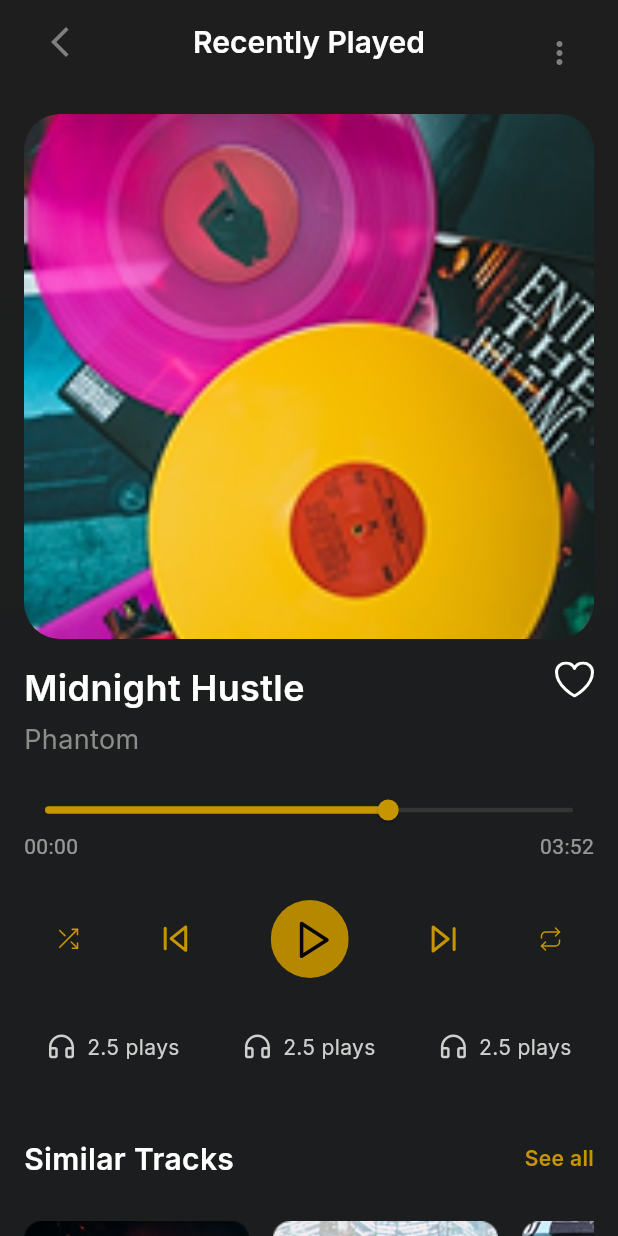
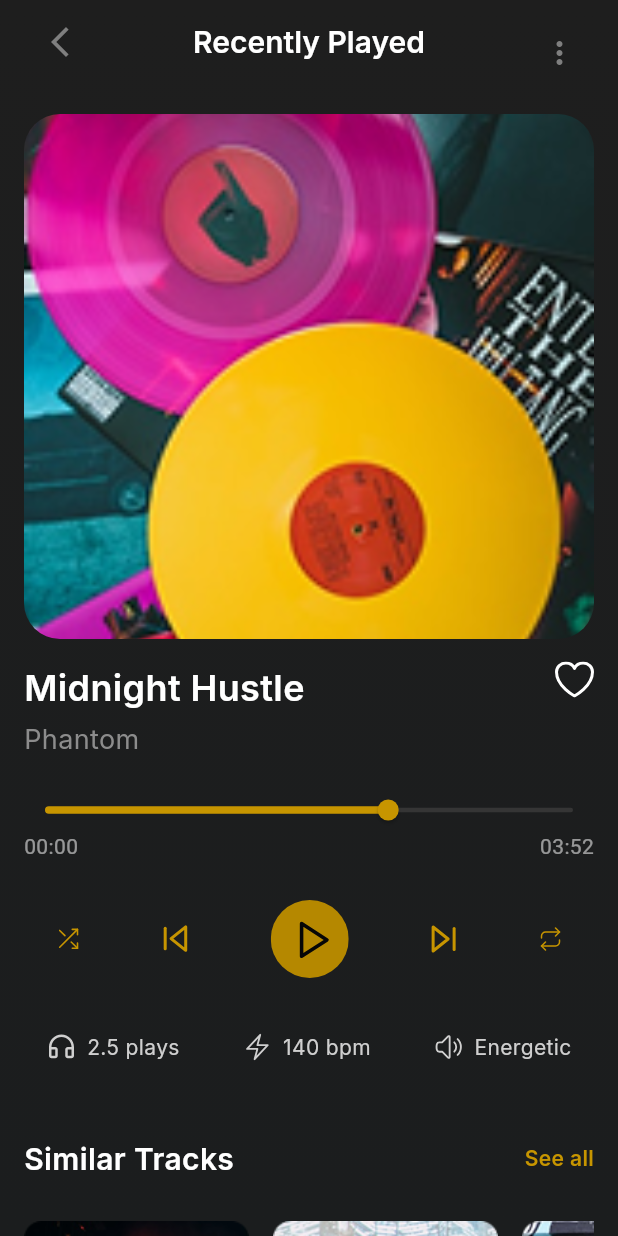
Before and after one commit to khaledshalien97/Music-UI-App, a Flutter app: the screen it shows after launch, after a tap on "Midnight Hustle", on a phone screen of 412 x 824 dp. Run offline on Flutter 3.47's test engine with Material 3 defaults, Android fonts, the light colour scheme and no system bars; our stand-ins replace flutter_svg, google_fonts.

Commit message:
Update icon and title in music info row

```diff
--- a/lib/screens/music_details_screen/widgets/music_info.dart
+++ b/lib/screens/music_details_screen/widgets/music_info.dart
@@ -19,10 +19,10 @@ Container musicInfo() {
 Row _rowInfo(String icon, String title) {
   return Row(
     children: [
-      SvgPicture.asset("asset/svg_images/headphone.svg"),
+      SvgPicture.asset(icon),
       SizedBox(width: 7),
       commonTextWidget(
-        text: "2.5 plays",
+        text: title,
         color: Color(0xffCFCFCF),
         fontWeight: FontWeight.w400,
         fontSize: 14,
```
